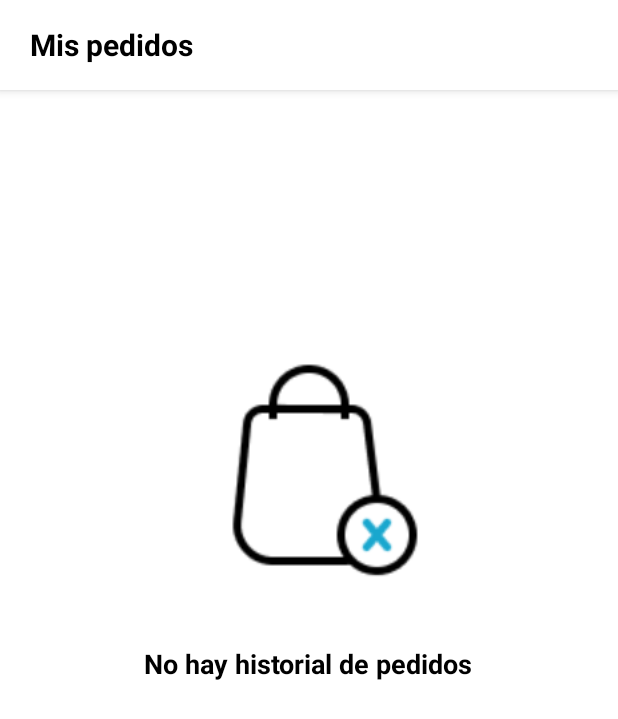
After one commit to Axel030705/Deli-Ever, an Android app: the pedidos screen opened directly, with no data from a screen before it, on a phone screen of 412 x 824 dp. The commit adds this screen. Shown: the top 719 px of the screen. Run offline under Robolectric (Android 15) with nearby library versions, the phone set to English and light mode, and no system bars; our stand-ins replace Firebase (no records; nobody signed in at launch, a user with empty details on screens opened directly).

```diff
--- a/app/src/main/java/Cliente/PedidoClase.java
+++ b/app/src/main/java/Cliente/Pedidos/PedidoClase.java
@@ -1,6 +1,8 @@
-package Cliente;
+package Cliente.Pedidos;
 
-public class PedidoClase {
+import java.io.Serializable;
+
+public class PedidoClase implements Serializable {
 
     private String idPedido;
     private String Fecha_Hora;
--- /dev/null
+++ b/app/src/main/java/Cliente/Pedidos/pedidos.java
@@ -0,0 +1,139 @@
+package Cliente.Pedidos;
+
+import android.annotation.SuppressLint;
+import android.content.Intent;
+import android.os.Bundle;
+import android.util.Log;
+import android.view.View;
+import android.widget.LinearLayout;
+
+import androidx.annotation.NonNull;
+import androidx.appcompat.app.AppCompatActivity;
+import androidx.recyclerview.widget.LinearLayoutManager;
+import androidx.recyclerview.widget.RecyclerView;
+
+import com.example.agenda.R;
+import com.google.firebase.FirebaseApp;
+import com.google.firebase.auth.FirebaseAuth;
+import com.google.firebase.database.DataSnapshot;
+import com.google.firebase.database.DatabaseError;
+import com.google.firebase.database.DatabaseReference;
+import com.google.firebase.database.FirebaseDatabase;
+import com.google.firebase.database.ValueEventListener;
+
+import java.util.ArrayList;
+
+public class pedidos extends AppCompatActivity {
+    //XML
+    private LinearLayout sinPedidos, conPedidos;
+    //Firebase Usuario
+    private FirebaseAuth firebaseAuth;
+    private DatabaseReference usersRef;
+    private String userId;
+    private DatabaseReference userRef;
+    //Variables usuario
+    public String nombreUsr, tipoUsr;
+    //Variables pedido
+    // Crear lista de pedidos
+    private ArrayList<PedidoClase> listaPedidos = new ArrayList<>();
+    private PedidoAdapter pedidoAdapter;
+
+    @Override
+    protected void onCreate(Bundle savedInstanceState) {
+        super.onCreate(savedInstanceState);
+        setContentView(R.layout.activity_pedidos);
+        //Iniciar Firebase
+        FirebaseApp.initializeApp(this);
+        //XML
+        sinPedidos = findViewById(R.id.sinPedidos);
+        conPedidos = findViewById(R.id.conPedidos);
+        //Firebase Usuario
+        firebaseAuth = FirebaseAuth.getInstance();
+        usersRef = FirebaseDatabase.getInstance().getReference("Usuarios");
+        userId = firebaseAuth.getCurrentUser().getUid();
+        userRef = usersRef.child(userId);
+
+        //OnclickEnPedido
+        RecyclerView recyclerViewPedidos = findViewById(R.id.recyclerViewPedidos);
+        pedidoAdapter = new PedidoAdapter(listaPedidos);
+        recyclerViewPedidos.setAdapter(pedidoAdapter);
+        recyclerViewPedidos.setLayoutManager(new LinearLayoutManager(getApplicationContext()));
+        pedidoAdapter.setOnItemClickListener(new PedidoAdapter.OnItemClickListener() {
+            @Override
+            public void onItemClick(int position) {
+                // Accede al pedido seleccionado usando el adaptador
+                PedidoClase pedidoSeleccionado = pedidoAdapter.getPedidoAt(position);
+
+                // Ahora puedes hacer lo que necesitas con el pedido seleccionado
+                // Por ejemplo, puedes abrir una nueva actividad y pasar el pedido como extra
+                Intent intent = new Intent(getApplicationContext(), detalles_pedido.class);
+                intent.putExtra("pedido", pedidoSeleccionado);
+                startActivity(intent);
+            }
+        });
+
+        ValidarPedidos(); //Validar si el usuario tiene pedidos realizados
+    }
+
+    private void ValidarPedidos() {
+        userRef.addListenerForSingleValueEvent(new ValueEventListener() {
+            @SuppressLint("SetTextI18n")
+            @Override
+            public void onDataChange(@NonNull DataSnapshot dataSnapshot) {
+                if (dataSnapshot.exists()) {
+                    nombreUsr = dataSnapshot.child("nombre").getValue(String.class);
+                    tipoUsr = dataSnapshot.child("Tipo de usuario").getValue(String.class);
+                    DataSnapshot pedidosSnapshot = dataSnapshot.child("Pedidos");
+
+                    if (pedidosSnapshot.exists()) {
+                        sinPedidos.setVisibility(View.GONE);
+                        conPedidos.setVisibility(View.VISIBLE);
+
+                        // Validar el tipo de usuario que es
+                        assert tipoUsr != null;
+                        if (tipoUsr.equals("Cliente")) {
+                            // Limpiar la lista antes de agregar nuevos pedidos
+                            listaPedidos.clear();
+
+                            // Obtener información de los pedidos
+                            for (DataSnapshot pedidoDataSnapshot : pedidosSnapshot.getChildren()) {
+                                String Producto = pedidoDataSnapshot.child("producto").getValue(String.class);
+                                String cantidad = pedidoDataSnapshot.child("cantidad").getValue(String.class);
+                                String monto = pedidoDataSnapshot.child("monto").getValue(String.class);
+                                String estado = pedidoDataSnapshot.child("estado").getValue(String.class);
+                                String imgProducto = pedidoDataSnapshot.child("imgProducto").getValue(String.class);
+                                // Crear objeto Pedido y agregar a la lista
+                                PedidoClase pedido = new PedidoClase();
+                                pedido.setProducto(Producto);
+                                pedido.setCantidad(cantidad);
+                                pedido.setMonto(monto);
+                                pedido.setEstado(estado);
+                                pedido.setImgProducto(imgProducto);
+                                listaPedidos.add(pedido);
+                            }
+
+                            // Notificar al adaptador que los datos han cambiado en el hilo principal de la interfaz de usuario
+                            runOnUiThread(new Runnable() {
+                                @Override
+                                public void run() {
+                                    pedidoAdapter.notifyDataSetChanged();
+                                }
+                            });
+                        }
+                    } else {
+                        conPedidos.setVisibility(View.GONE);
+                        sinPedidos.setVisibility(View.VISIBLE);
+                    }
+                }
+            }
+
+            @Override
+            public void onCancelled(@NonNull DatabaseError databaseError) {
+                // Maneja cualquier error en la lectura de datos
+                Log.e("FirebaseError", "Error al leer datos: " + databaseError.getMessage());
+            }
+        });
+    }
+
+
+}
--- a/app/src/main/java/Perfil/Perfil_Activity.java
+++ b/app/src/main/java/Perfil/Perfil_Activity.java
@@ -33,6 +33,7 @@ import java.util.UUID;
 
 import Chat.MainActivityChat;
 import Cliente.MainActivity;
+import Cliente.Pedidos.pedidos;
 import de.hdodenhof.circleimageview.CircleImageView;
 
 public class Perfil_Activity extends AppCompatActivity {
@@ -201,4 +202,9 @@ public class Perfil_Activity extends AppCompatActivity {
         startActivity(intent);
     }
 
+    public void LlamarPedidos(View view) {
+        Intent intent = new Intent(Perfil_Activity.this, pedidos.class);
+        startActivity(intent);
+    }
+
 }
--- a/app/src/main/java/Vendedor/vista_producto.java
+++ b/app/src/main/java/Vendedor/vista_producto.java
@@ -39,7 +39,7 @@ import java.util.Date;
 import java.util.List;
 import java.util.Locale;
 
-import Cliente.PedidoClase;
+import Cliente.Pedidos.PedidoClase;
 
 public class vista_producto extends AppCompatActivity {
     private FirebaseAuth firebaseAuth;
@@ -95,7 +95,7 @@ public class vista_producto extends AppCompatActivity {
                     String tipo = dataSnapshot.child("Tipo de usuario").getValue(String.class);
 
                     assert tipo != null;
-                    if (tipo.equals("Vendedor")) { // Valida si es Administrador
+                    if (tipo.equals("Vendedor")) {
                         Btn_EditarProducto.setVisibility(View.VISIBLE);
                         Btn_EliminarProducto.setVisibility(View.VISIBLE);
                     } else if (tipo.equals("Cliente")) {
@@ -137,7 +137,7 @@ public class vista_producto extends AppCompatActivity {
         textDescripcionProducto.setText(productoDescripcion);
         textPrecioProducto.setText("MX $" + productoPrecio);
         textExtraProducto.setText(productoExtra);
-        textCantidadProducto.setText("Cantidad: " + productoCantidad);
+        textCantidadProducto.setText("Cantidad disponible: " + productoCantidad);
         Glide.with(imgProducto.getContext())
                 .load(productoImg)
                 .into(imgProducto);
--- a/app/src/main/res/drawable/layout_borde.xml
+++ b/app/src/main/res/drawable/layout_borde.xml
@@ -1,7 +1,7 @@
 <?xml version="1.0" encoding="utf-8"?>
 <shape xmlns:android="http://schemas.android.com/apk/res/android">
 
-    <solid android:color="@android:color/white" /> <!-- Color del fondo del LinearLayout -->
+    <solid android:color="#FFFFFF" /> <!-- Color del fondo del LinearLayout -->
     <stroke
         android:width="2dp"
         android:color="@color/azulCielo" /> <!-- Color del contorno del LinearLayout -->
--- /dev/null
+++ b/app/src/main/res/layout/activity_pedidos.xml
@@ -0,0 +1,94 @@
+<?xml version="1.0" encoding="utf-8"?>
+<androidx.constraintlayout.widget.ConstraintLayout xmlns:android="http://schemas.android.com/apk/res/android"
+    xmlns:app="http://schemas.android.com/apk/res-auto"
+    xmlns:tools="http://schemas.android.com/tools"
+    android:layout_width="match_parent"
+    android:layout_height="match_parent"
+    tools:context="Cliente.Pedidos.pedidos">
+
+    <LinearLayout
+        android:layout_width="match_parent"
+        android:layout_height="match_parent"
+        android:background="@color/white"
+        android:orientation="vertical"
+        app:layout_constraintBottom_toBottomOf="parent"
+        app:layout_constraintEnd_toEndOf="parent"
+        app:layout_constraintStart_toStartOf="parent"
+        app:layout_constraintTop_toTopOf="parent">
+
+        <LinearLayout
+            android:layout_width="match_parent"
+            android:layout_height="60dp"
+            android:background="@color/white"
+            android:elevation="4dp"
+            android:orientation="horizontal">
+
+            <TextView
+                android:layout_width="wrap_content"
+                android:layout_height="wrap_content"
+                android:layout_gravity="center"
+                android:layout_marginStart="20dp"
+                android:text="Mis pedidos"
+                android:textAlignment="center"
+                android:textColor="@color/black"
+                android:textSize="20sp"
+                android:textStyle="bold"
+                tools:ignore="HardcodedText" />
+
+        </LinearLayout>
+
+        <FrameLayout
+            android:layout_width="match_parent"
+            android:layout_height="match_parent">
+
+            <LinearLayout
+                android:id="@+id/sinPedidos"
+                android:layout_width="match_parent"
+                android:layout_height="match_parent"
+                android:background="@color/white"
+                android:orientation="vertical"
+                android:visibility="visible">
+
+                <ImageView
+                    android:id="@+id/img_pedidos"
+                    android:layout_width="200dp"
+                    android:layout_height="200dp"
+                    android:layout_gravity="center"
+                    android:layout_marginTop="150dp"
+                    android:layout_marginBottom="20dp"
+                    android:src="@drawable/sin_pedidos" />
+
+                <TextView
+                    android:id="@+id/txt_pedidos"
+                    android:layout_width="wrap_content"
+                    android:layout_height="wrap_content"
+                    android:layout_gravity="center"
+                    android:text="No hay historial de pedidos"
+                    android:textAlignment="center"
+                    android:textColor="@color/black"
+                    android:textSize="18sp"
+                    android:textStyle="bold"
+                    tools:ignore="HardcodedText" />
+
+            </LinearLayout>
+
+            <LinearLayout
+                android:id="@+id/conPedidos"
+                android:layout_width="match_parent"
+                android:layout_height="match_parent"
+                android:visibility="gone">
+
+                <androidx.recyclerview.widget.RecyclerView
+                    android:id="@+id/recyclerViewPedidos"
+                    android:layout_width="match_parent"
+                    android:layout_height="match_parent"
+                    android:paddingTop="20dp">
+                </androidx.recyclerview.widget.RecyclerView>
+
+            </LinearLayout>
+
+        </FrameLayout>
+
+    </LinearLayout>
+
+</androidx.constraintlayout.widget.ConstraintLayout>
--- a/app/src/main/res/layout/activity_tiendas.xml
+++ b/app/src/main/res/layout/activity_tiendas.xml
@@ -69,7 +69,7 @@
         <TextView
             android:layout_width="match_parent"
             android:layout_height="match_parent"
-            android:text="Negocios disponibles"
+            android:text="Tiendas disponibles"
             android:textSize="25sp"
             android:textColor="@color/black"
             tools:ignore="HardcodedText"
```
Also changed, not shown: app/src/main/AndroidManifest.xml (+8 -2 lines), app/src/main/java/Cliente/Pedidos/PedidoAdapter.java (added, +88 -0 lines), app/src/main/java/Cliente/Pedidos/detalles_pedido.java (added, +19 -0 lines), app/src/main/java/TXT/item_default.txt (added, +72 -0 lines), app/src/main/res/layout/activity_detalles_pedido.xml (added, +53 -0 lines), app/src/main/res/layout/activity_perfil.xml (+13 -0 lines), app/src/main/res/layout/item_pedido.xml (added, +80 -0 lines), app/src/main/res/drawable/sin_pedidos.png (added).
